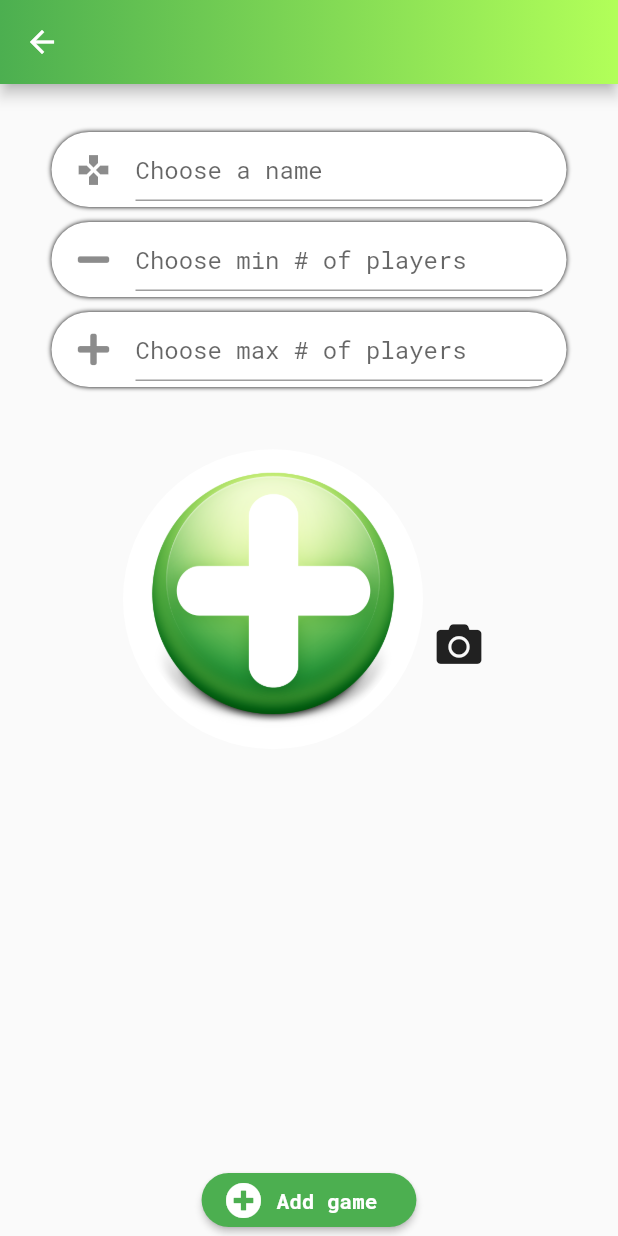
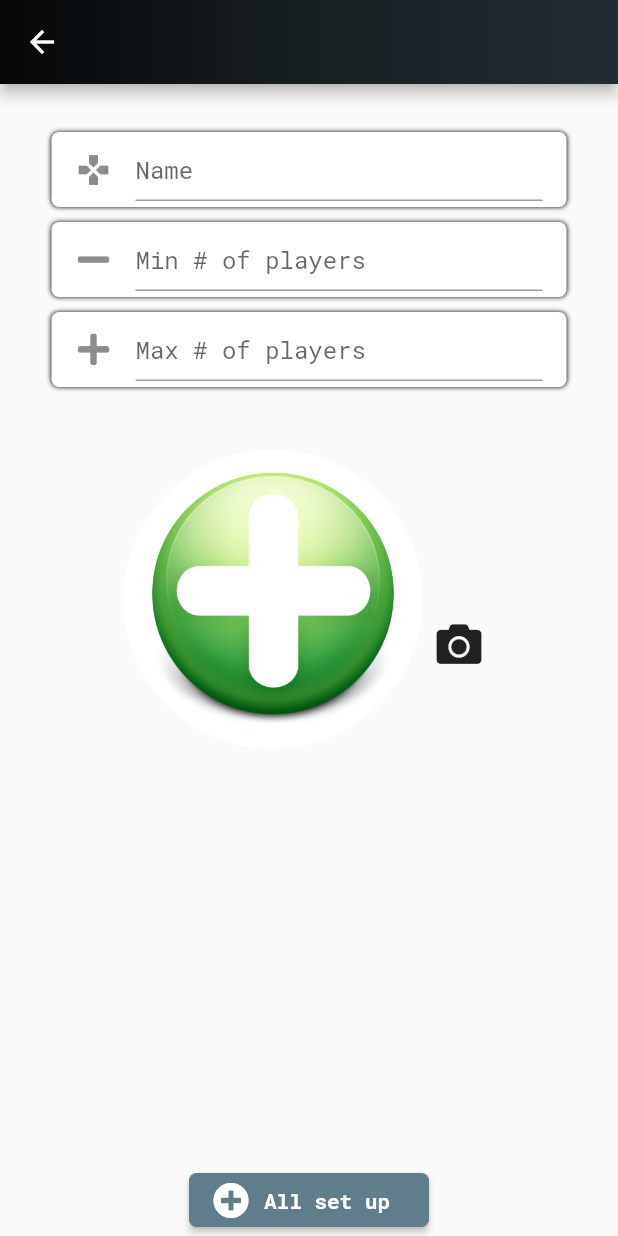
Before and after one commit to CristianFAlexa/SapRanks, a Flutter app: the CreateGamePage screen opened directly, on a phone screen of 412 x 824 dp. Run offline on Flutter 3.47's test engine with Material 2 defaults, Android fonts, the phone set to English and light mode, and no system bars; our stand-ins replace cloud_firestore, firebase_auth, firebase_core, firebase_database, firebase_storage, flutter_signin_button and 5 more; missing offline and left inert: qr_code_scanner; accounts and stored records are empty.

Commit message:
Updated colors and text.

```diff
--- a/lib/view/component/CreateGamePage.dart
+++ b/lib/view/component/CreateGamePage.dart
@@ -53,9 +53,6 @@ class _CreateGamePageState extends State<CreateGamePage> {
       Firestore.instance
           .collection('games').document('$uid')
           .setData(GameModel(_name, 0, _downloadUrl, uid, int.parse(_minPlayers),  int.parse(_maxPlayers)).toMap());
-      // creating a queue for later use
-      queueCollectionReference.document(_name)
-          .setData(QueueModel(new Timestamp.now(),  new List<String>(), int.parse(_minPlayers), int.parse(_maxPlayers)).toMap());
       Navigator.of(context).pop();
     } else {
       Scaffold.of(context).showSnackBar(new SnackBar(
@@ -68,7 +65,7 @@ class _CreateGamePageState extends State<CreateGamePage> {
     return Scaffold(
       appBar: GradientAppBar(
         gradient:
-            LinearGradient(colors: [Colors.green, Colors.lightGreenAccent]),
+            LinearGradient(colors: [Colors.black87, Colors.black38, Colors.black12]),
       ),
       body: Form(
         key: _formKey,
@@ -85,7 +82,7 @@ class _CreateGamePageState extends State<CreateGamePage> {
                       padding: EdgeInsets.only(
                           top: 4, left: 16, right: 16, bottom: 4),
                       decoration: BoxDecoration(
-                          borderRadius: BorderRadius.all(Radius.circular(50)),
+                          borderRadius: BorderRadius.all(Radius.circular(5)),
                           color: Colors.white,
                           boxShadow: [
                             BoxShadow(color: Colors.black, blurRadius: 2)
@@ -100,7 +97,7 @@ class _CreateGamePageState extends State<CreateGamePage> {
                         onSaved: (input) => _name = input,
                         decoration: InputDecoration(
                             icon: Icon(Icons.gamepad),
-                            hintText: 'Choose a name'),
+                            hintText: 'Name'),
                       ),
                     ),
                     SizedBox(height: 10,),
@@ -110,7 +107,7 @@ class _CreateGamePageState extends State<CreateGamePage> {
                       padding: EdgeInsets.only(
                           top: 4, left: 16, right: 16, bottom: 4),
                       decoration: BoxDecoration(
-                          borderRadius: BorderRadius.all(Radius.circular(50)),
+                          borderRadius: BorderRadius.all(Radius.circular(5)),
                           color: Colors.white,
                           boxShadow: [
                             BoxShadow(color: Colors.black, blurRadius: 2)
@@ -125,7 +122,7 @@ class _CreateGamePageState extends State<CreateGamePage> {
                         onSaved: (input) => _minPlayers = input,
                         decoration: InputDecoration(
                             icon: Icon(FontAwesomeIcons.minus),
-                            hintText: 'Choose min # of players'),
+                            hintText: 'Min # of players'),
                       ),
                     ),
                     SizedBox(height: 10,),
@@ -135,7 +132,7 @@ class _CreateGamePageState extends State<CreateGamePage> {
                       padding: EdgeInsets.only(
                           top: 4, left: 16, right: 16, bottom: 4),
                       decoration: BoxDecoration(
-                          borderRadius: BorderRadius.all(Radius.circular(50)),
+                          borderRadius: BorderRadius.all(Radius.circular(5)),
                           color: Colors.white,
                           boxShadow: [
                             BoxShadow(color: Colors.black, blurRadius: 2)
@@ -150,7 +147,7 @@ class _CreateGamePageState extends State<CreateGamePage> {
                         onSaved: (input) => _maxPlayers = input,
                         decoration: InputDecoration(
                             icon: Icon(FontAwesomeIcons.plus),
-                            hintText: 'Choose max # of players'),
+                            hintText: 'Max # of players'),
                       ),
                     ),
                   ],
@@ -206,9 +203,9 @@ class _CreateGamePageState extends State<CreateGamePage> {
                   saveNewGame(context);
                 },
                 shape: RoundedRectangleBorder(
-                  borderRadius: BorderRadius.circular(30.0),
+                  borderRadius: BorderRadius.circular(5),
                 ),
-                color: Colors.green,
+                color: Colors.blueGrey,
                 child: new Row(
                   mainAxisSize: MainAxisSize.min,
                   children: <Widget>[
@@ -219,7 +216,7 @@ class _CreateGamePageState extends State<CreateGamePage> {
                     new Container(
                         padding: EdgeInsets.only(left: 10.0, right: 10.0),
                         child: new Text(
-                          "Add game",
+                          "All set up",
                           style: TextStyle(
                               color: Colors.white, fontWeight: FontWeight.bold),
                         )),
```
